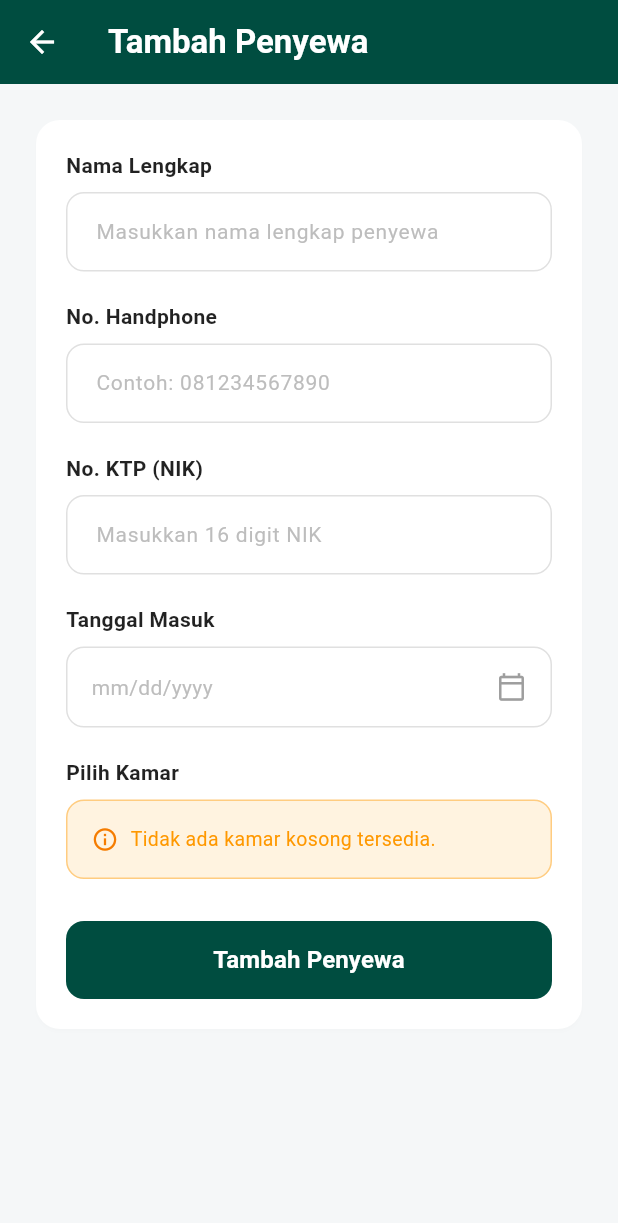
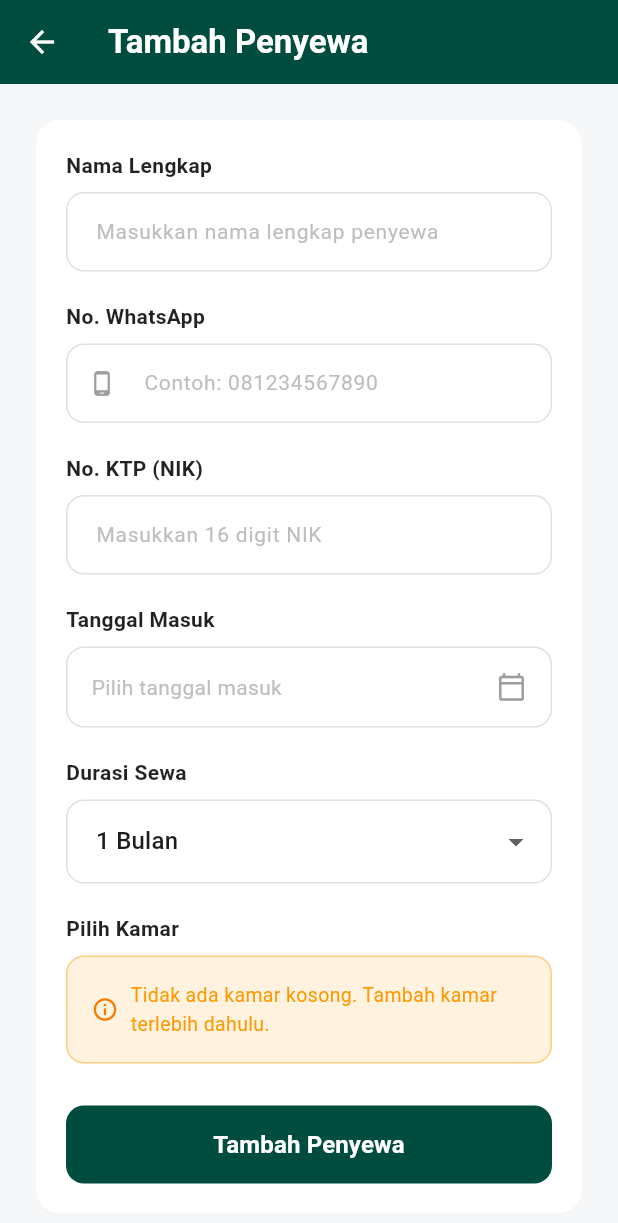
Before and after one commit to Vikri31/kosku, a Flutter app: the PenyewaFormScreen screen opened directly, on a phone screen of 412 x 824 dp. Shown: the top 1223 px of the screen. Run offline on Flutter 3.47's test engine with Material 3 defaults, Android fonts, the light colour scheme and no system bars; our stand-ins replace supabase_flutter; accounts and stored records are empty; network calls fail.

```diff
--- a/lib/screens/buku_kas/buku_kas_screen.dart
+++ b/lib/screens/buku_kas/buku_kas_screen.dart
@@ -97,6 +97,7 @@ class _BukuKasScreenState extends State<BukuKasScreen> {
         backgroundColor: primaryColor,
         elevation: 0,
         centerTitle: true,
+        automaticallyImplyLeading: false,
         iconTheme: const IconThemeData(color: Colors.white),
       ),
       body: StreamBuilder<List<Map<String, dynamic>>>(
--- a/lib/screens/kamar/kamar_list_screen.dart
+++ b/lib/screens/kamar/kamar_list_screen.dart
@@ -66,6 +66,7 @@ class _KamarListScreenState extends State<KamarListScreen> {
         backgroundColor: primaryColor,
         elevation: 0,
         centerTitle: true,
+        automaticallyImplyLeading: false,
       ),
       body: Column(
         crossAxisAlignment: CrossAxisAlignment.start,
--- a/lib/screens/kamar/penyewa_form_screen.dart
+++ b/lib/screens/kamar/penyewa_form_screen.dart
@@ -2,12 +2,17 @@ import 'package:flutter/material.dart';
 import 'package:flutter/services.dart';
 import 'package:supabase_flutter/supabase_flutter.dart';
 
+// Skema Supabase (aktif):
+// penyewa   : id_penyewa (int8 PK), nik (text), nomor_whatsapp (text), nama_lengkap (text)
+// sewa      : id_sewa (int8 PK), id_kamar (int8 FK), id_penyewa (int8 FK),
+//             tanggal_masuk (date), durasi_bulan (int4), status_sewa (text)
+
 class PenyewaFormScreen extends StatefulWidget {
-  /// If editing: pass penyewa and sewa data
+  /// Jika edit: kirim penyewaData dan sewaData
   final Map<String, dynamic>? penyewaData;
   final Map<String, dynamic>? sewaData;
 
-  /// Optionally pre-select a room
+  /// Opsional — preselect kamar tertentu
   final int? preselectedKamarId;
   final String? preselectedKamarNomor;
 
@@ -28,10 +33,11 @@ class _PenyewaFormScreenState extends State<PenyewaFormScreen> {
 
   final _formKey = GlobalKey<FormState>();
   final _namaController = TextEditingController();
-  final _phoneController = TextEditingController();
-  final _ktpController = TextEditingController();
+  final _waController = TextEditingController();   // nomor_whatsapp
+  final _nikController = TextEditingController();  // nik
 
   DateTime? _tanggalMasuk;
+  int _durasibulan = 1;
   int? _selectedKamarId;
 
   List<Map<String, dynamic>> _availableKamars = [];
@@ -45,13 +51,14 @@ class _PenyewaFormScreenState extends State<PenyewaFormScreen> {
     super.initState();
     if (_isEditMode) {
       _namaController.text = widget.penyewaData?['nama_lengkap'] ?? '';
-      _phoneController.text = widget.penyewaData?['no_hp'] ?? '';
-      _ktpController.text = widget.penyewaData?['no_ktp'] ?? '';
+      _waController.text   = widget.penyewaData?['nomor_whatsapp'] ?? '';
+      _nikController.text  = widget.penyewaData?['nik'] ?? '';
 
       final tanggalStr = widget.sewaData?['tanggal_masuk'];
       if (tanggalStr != null) {
         _tanggalMasuk = DateTime.tryParse(tanggalStr);
       }
+      _durasibulan = widget.sewaData?['durasi_bulan'] as int? ?? 1;
     }
 
     if (widget.preselectedKamarId != null) {
@@ -64,8 +71,8 @@ class _PenyewaFormScreenState extends State<PenyewaFormScreen> {
   @override
   void dispose() {
     _namaController.dispose();
-    _phoneController.dispose();
-    _ktpController.dispose();
+    _waController.dispose();
+    _nikController.dispose();
     super.dispose();
   }
 
@@ -73,17 +80,20 @@ class _PenyewaFormScreenState extends State<PenyewaFormScreen> {
     setState(() => _isLoadingKamars = true);
     try {
       final client = Supabase.instance.client;
-      // Load kosong rooms + the current room if editing
-      final query = client.from('kamar').select('id_kamar, nomor_kamar');
       final List<dynamic> result;
       if (_isEditMode && _selectedKamarId != null) {
-        // show all including current
-        result = await query.or('status_kamar.eq.Kosong,id_kamar.eq.$_selectedKamarId');
+        result = await client
+            .from('kamar')
+            .select('id_kamar, nomor_kamar')
+            .or('status_kamar.eq.Kosong,id_kamar.eq.$_selectedKamarId');
       } else {
-        result = await query.eq('status_kamar', 'Kosong');
+        result = await client
+            .from('kamar')
+            .select('id_kamar, nomor_kamar')
+            .eq('status_kamar', 'Kosong');
       }
       _availableKamars = List<Map<String, dynamic>>.from(result);
-    } catch (_) {
+    } catch (e) {
       _availableKamars = [];
     } finally {
       if (mounted) setState(() => _isLoadingKamars = false);
@@ -105,8 +115,7 @@ class _PenyewaFormScreenState extends State<PenyewaFormScreen> {
       initialDate: _tanggalMasuk ?? now,
       firstDate: DateTime(2020),
       lastDate: DateTime(now.year + 2),
-      builder: (context, child) {
-        return Theme(
+      builder: (context, child) => Theme(
         data: Theme.of(context).copyWith(
           colorScheme: const ColorScheme.light(
             primary: primaryColor,
@@ -115,103 +124,91 @@ class _PenyewaFormScreenState extends State<PenyewaFormScreen> {
           ),
         ),
         child: child!,
+      ),
     );
-      },
-    );
-    if (picked != null) {
-      setState(() => _tanggalMasuk = picked);
-    }
+    if (picked != null) setState(() => _tanggalMasuk = picked);
   }
 
   Future<void> _handleSimpan() async {
     if (!_formKey.currentState!.validate()) return;
     if (_tanggalMasuk == null) {
-      ScaffoldMessenger.of(context).showSnackBar(
-        const SnackBar(content: Text('Tanggal masuk wajib diisi'), backgroundColor: Colors.redAccent),
-      );
+      _showSnack('Tanggal masuk wajib diisi', isError: true);
       return;
     }
     if (_selectedKamarId == null) {
-      ScaffoldMessenger.of(context).showSnackBar(
-        const SnackBar(content: Text('Pilih kamar terlebih dahulu'), backgroundColor: Colors.redAccent),
-      );
+      _showSnack('Pilih kamar terlebih dahulu', isError: true);
       return;
     }
 
     setState(() => _isLoading = true);
     try {
       final client = Supabase.instance.client;
-      final nama = _namaController.text.trim();
-      final phone = _phoneController.text.trim();
-      final ktp = _ktpController.text.trim();
-      final tanggalMasukStr = _tanggalMasuk!.toIso8601String().split('T').first;
-
-      // Calculate jatuh tempo: 1 month from tanggal masuk
-      final jatuhTempo = DateTime(
-        _tanggalMasuk!.year,
-        _tanggalMasuk!.month + 1,
-        _tanggalMasuk!.day,
-      );
-      final jatuhTempoStr = jatuhTempo.toIso8601String().split('T').first;
-
-      int penyewaId;
+      final nama  = _namaController.text.trim();
+      final wa    = _waController.text.trim();
+      final nik   = _nikController.text.trim();
+      final tglMasuk = _tanggalMasuk!.toIso8601String().split('T').first;
 
       if (_isEditMode) {
-        // Update penyewa
-        penyewaId = widget.penyewaData!['id_penyewa'] as int;
+        // ── UPDATE penyewa ──
+        final penyewaId = widget.penyewaData!['id_penyewa'];
         await client.from('penyewa').update({
-          'nama_lengkap': nama,
-          'no_hp': phone,
-          'no_ktp': ktp,
+          'nama_lengkap'   : nama,
+          'nomor_whatsapp' : wa,
+          'nik'            : nik,
         }).eq('id_penyewa', penyewaId);
 
-        // Update sewa
-        final sewaId = widget.sewaData!['id_sewa'] as int;
+        // ── UPDATE sewa ──
+        final sewaId = widget.sewaData!['id_sewa'];
         await client.from('sewa').update({
-          'id_kamar': _selectedKamarId,
-          'tanggal_masuk': tanggalMasukStr,
-          'tanggal_jatuh_tempo': jatuhTempoStr,
+          'id_kamar'      : _selectedKamarId,
+          'tanggal_masuk' : tglMasuk,
+          'durasi_bulan'  : _durasibulan,
         }).eq('id_sewa', sewaId);
       } else {
-        // Insert new penyewa
-        final penyewaResult = await client.from('penyewa').insert({
-          'nama_lengkap': nama,
-          'no_hp': phone,
-          'no_ktp': ktp,
+        // ── INSERT penyewa baru ──
+        final penyewaRes = await client.from('penyewa').insert({
+          'nama_lengkap'   : nama,
+          'nomor_whatsapp' : wa,
+          'nik'            : nik,
         }).select().single();
-        penyewaId = penyewaResult['id_penyewa'] as int;
 
-        // Insert new sewa
+        final penyewaId = penyewaRes['id_penyewa'];
+
+        // ── INSERT sewa baru ──
         await client.from('sewa').insert({
-          'id_penyewa': penyewaId,
-          'id_kamar': _selectedKamarId,
-          'tanggal_masuk': tanggalMasukStr,
-          'tanggal_jatuh_tempo': jatuhTempoStr,
-          'status_sewa': 'Aktif',
+          'id_penyewa'    : penyewaId,
+          'id_kamar'      : _selectedKamarId,
+          'tanggal_masuk' : tglMasuk,
+          'durasi_bulan'  : _durasibulan,
+          'status_sewa'   : 'Aktif',
         });
 
-        // Update kamar status to Terisi
-        await client.from('kamar').update({'status_kamar': 'Terisi'}).eq('id_kamar', _selectedKamarId!);
+        // ── Update status kamar → Terisi ──
+        await client
+            .from('kamar')
+            .update({'status_kamar': 'Terisi'})
+            .eq('id_kamar', _selectedKamarId!);
       }
 
       if (mounted) {
-        ScaffoldMessenger.of(context).showSnackBar(
-          SnackBar(
-            content: Text(_isEditMode ? 'Data penyewa berhasil diperbarui!' : 'Penyewa berhasil ditambahkan!'),
-            backgroundColor: Colors.green,
-          ),
+        _showSnack(
+          _isEditMode ? 'Data penyewa berhasil diperbarui!' : 'Penyewa berhasil ditambahkan!',
         );
         Navigator.pop(context);
       }
     } catch (e) {
-      if (mounted) {
-        ScaffoldMessenger.of(context).showSnackBar(
-          SnackBar(content: Text('Gagal menyimpan: $e'), backgroundColor: Colors.redAccent),
-        );
-      }
+      if (mounted) _showSnack('Gagal menyimpan: $e', isError: true);
     } finally {
       if (mounted) setState(() => _isLoading = false);
     }
+  }
+
+  void _showSnack(String msg, {bool isError = false}) {
+    ScaffoldMessenger.of(context).showSnackBar(SnackBar(
+      content: Text(msg),
+      backgroundColor: isError ? Colors.redAccent : Colors.green,
+      behavior: SnackBarBehavior.floating,
+    ));
   }
 
   @override
@@ -234,7 +231,6 @@ class _PenyewaFormScreenState extends State<PenyewaFormScreen> {
           key: _formKey,
           child: Column(
             children: [
-              // --- MAIN FORM CARD ---
               Card(
                 color: Colors.white,
                 elevation: 1,
@@ -245,13 +241,13 @@ class _PenyewaFormScreenState extends State<PenyewaFormScreen> {
                   child: Column(
                     crossAxisAlignment: CrossAxisAlignment.start,
                     children: [
-                      // Nama Lengkap
-                      _buildFieldLabel('Nama Lengkap'),
-                      _buildTextField(
+
+                      // ── Nama Lengkap ──
+                      _label('Nama Lengkap'),
+                      _textField(
                         controller: _namaController,
                         hint: 'Masukkan nama lengkap penyewa',
                         keyboardType: TextInputType.name,
-                        inputFormatters: [],
                         validator: (v) {
                           if (v == null || v.trim().isEmpty) return 'Nama tidak boleh kosong';
                           return null;
@@ -259,25 +255,26 @@ class _PenyewaFormScreenState extends State<PenyewaFormScreen> {
                       ),
                       const SizedBox(height: 20),
 
-                      // No. Handphone
-                      _buildFieldLabel('No. Handphone'),
-                      _buildTextField(
-                        controller: _phoneController,
+                      // ── No. WhatsApp ──
+                      _label('No. WhatsApp'),
+                      _textField(
+                        controller: _waController,
                         hint: 'Contoh: 081234567890',
                         keyboardType: TextInputType.phone,
                         inputFormatters: [FilteringTextInputFormatter.digitsOnly],
                         validator: (v) {
-                          if (v == null || v.trim().isEmpty) return 'No. HP tidak boleh kosong';
-                          if (v.length < 10) return 'No. HP tidak valid';
+                          if (v == null || v.trim().isEmpty) return 'No. WhatsApp tidak boleh kosong';
+                          if (v.length < 10) return 'No. WhatsApp tidak valid';
                           return null;
                         },
+                        prefixIcon: const Icon(Icons.phone_android_outlined, size: 18, color: Colors.grey),
                       ),
                       const SizedBox(height: 20),
 
-                      // No. KTP
-                      _buildFieldLabel('No. KTP (NIK)'),
-                      _buildTextField(
-                        controller: _ktpController,
+                      // ── NIK ──
+                      _label('No. KTP (NIK)'),
+                      _textField(
+                        controller: _nikController,
                         hint: 'Masukkan 16 digit NIK',
                         keyboardType: TextInputType.number,
                         inputFormatters: [
@@ -285,15 +282,15 @@ class _PenyewaFormScreenState extends State<PenyewaFormScreen> {
                           LengthLimitingTextInputFormatter(16),
                         ],
                         validator: (v) {
-                          if (v == null || v.trim().isEmpty) return 'No. KTP tidak boleh kosong';
+                          if (v == null || v.trim().isEmpty) return 'NIK tidak boleh kosong';
                           if (v.length != 16) return 'NIK harus 16 digit';
                           return null;
                         },
                       ),
                       const SizedBox(height: 20),
 
-                      // Tanggal Masuk
-                      _buildFieldLabel('Tanggal Masuk'),
+                      // ── Tanggal Masuk ──
+                      _label('Tanggal Masuk'),
                       GestureDetector(
                         onTap: _pickDate,
                         child: Container(
@@ -308,9 +305,7 @@ class _PenyewaFormScreenState extends State<PenyewaFormScreen> {
                             children: [
                               Expanded(
                                 child: Text(
-                                  _tanggalMasuk != null
-                                      ? _formatDate(_tanggalMasuk!)
-                                      : 'mm/dd/yyyy',
+                                  _tanggalMasuk != null ? _formatDate(_tanggalMasuk!) : 'Pilih tanggal masuk',
                                   style: TextStyle(
                                     fontSize: 14,
                                     color: _tanggalMasuk != null ? Colors.black87 : Colors.grey[400],
@@ -324,8 +319,21 @@ class _PenyewaFormScreenState extends State<PenyewaFormScreen> {
                       ),
                       const SizedBox(height: 20),
 
-                      // Pilih Kamar
-                      _buildFieldLabel('Pilih Kamar'),
+                      // ── Durasi Sewa (bulan) ──
+                      _label('Durasi Sewa'),
+                      DropdownButtonFormField<int>(
+                        value: _durasibulan,
+                        items: List.generate(12, (i) {
+                          final val = i + 1;
+                          return DropdownMenuItem(value: val, child: Text('$val Bulan'));
+                        }),
+                        decoration: _dropdownDecoration(),
+                        onChanged: (v) { if (v != null) setState(() => _durasibulan = v); },
+                      ),
+                      const SizedBox(height: 20),
+
+                      // ── Pilih Kamar ──
+                      _label('Pilih Kamar'),
                       _isLoadingKamars
                           ? const Center(
                               child: Padding(
@@ -348,7 +356,7 @@ class _PenyewaFormScreenState extends State<PenyewaFormScreen> {
                                       const SizedBox(width: 8),
                                       const Expanded(
                                         child: Text(
-                                          'Tidak ada kamar kosong tersedia.',
+                                          'Tidak ada kamar kosong. Tambah kamar terlebih dahulu.',
                                           style: TextStyle(color: Colors.orange, fontSize: 13),
                                         ),
                                       ),
@@ -356,44 +364,20 @@ class _PenyewaFormScreenState extends State<PenyewaFormScreen> {
                                   ),
                                 )
                               : DropdownButtonFormField<int>(
-                                  initialValue: _selectedKamarId,
-                                  hint: Text(
-                                    'Pilih kamar kosong',
-                                    style: TextStyle(color: Colors.grey[400], fontSize: 14),
-                                  ),
+                                  value: _selectedKamarId,
+                                  hint: Text('Pilih kamar kosong', style: TextStyle(color: Colors.grey[400], fontSize: 14)),
                                   items: _availableKamars.map((kamar) {
                                     final id = kamar['id_kamar'] as int;
                                     final nomor = kamar['nomor_kamar'] as String;
-                                    return DropdownMenuItem<int>(
-                                      value: id,
-                                      child: Text('Kamar $nomor'),
-                                    );
+                                    return DropdownMenuItem<int>(value: id, child: Text('Kamar $nomor'));
                                   }).toList(),
-                                  decoration: InputDecoration(
-                                    contentPadding: const EdgeInsets.symmetric(horizontal: 16, vertical: 16),
-                                    border: OutlineInputBorder(
-                                      borderRadius: BorderRadius.circular(12),
-                                      borderSide: BorderSide(color: Colors.grey[300]!),
-                                    ),
-                                    enabledBorder: OutlineInputBorder(
-                                      borderRadius: BorderRadius.circular(12),
-                                      borderSide: BorderSide(color: Colors.grey[300]!),
-                                    ),
-                                    focusedBorder: OutlineInputBorder(
-                                      borderRadius: BorderRadius.circular(12),
-                                      borderSide: const BorderSide(color: primaryColor, width: 1.5),
-                                    ),
-                                  ),
-                                  onChanged: (value) {
-                                    setState(() {
-                                      _selectedKamarId = value;
-                                    });
-                                  },
+                                  decoration: _dropdownDecoration(),
+                                  onChanged: (v) => setState(() => _selectedKamarId = v),
                                   validator: (v) => v == null ? 'Pilih kamar terlebih dahulu' : null,
                                 ),
                       const SizedBox(height: 28),
 
-                      // --- SUBMIT BUTTON ---
+                      // ── Tombol Simpan ──
                       SizedBox(
                         width: double.infinity,
                         height: 52,
@@ -429,22 +413,27 @@ class _PenyewaFormScreenState extends State<PenyewaFormScreen> {
     );
   }
 
-  Widget _buildFieldLabel(String label) {
-    return Padding(
+  // ── Helpers ────────────────────────────────
+
+  Widget _label(String text) => Padding(
         padding: const EdgeInsets.only(bottom: 8),
-      child: Text(
-        label,
-        style: const TextStyle(fontSize: 14, fontWeight: FontWeight.w600, color: Colors.black87),
-      ),
+        child: Text(text, style: const TextStyle(fontSize: 14, fontWeight: FontWeight.w600, color: Colors.black87)),
       );
-  }
 
-  Widget _buildTextField({
+  InputDecoration _dropdownDecoration() => InputDecoration(
+        contentPadding: const EdgeInsets.symmetric(horizontal: 16, vertical: 16),
+        border: OutlineInputBorder(borderRadius: BorderRadius.circular(12), borderSide: BorderSide(color: Colors.grey[300]!)),
+        enabledBorder: OutlineInputBorder(borderRadius: BorderRadius.circular(12), borderSide: BorderSide(color: Colors.grey[300]!)),
+        focusedBorder: const OutlineInputBorder(borderRadius: BorderRadius.all(Radius.circular(12)), borderSide: BorderSide(color: primaryColor, width: 1.5)),
+      );
+
+  Widget _textField({
     required TextEditingController controller,
     required String hint,
     TextInputType keyboardType = TextInputType.text,
     List<TextInputFormatter> inputFormatters = const [],
     String? Function(String?)? validator,
+    Widget? prefixIcon,
   }) {
     return TextFormField(
       controller: controller,
@@ -454,27 +443,13 @@ class _PenyewaFormScreenState extends State<PenyewaFormScreen> {
       decoration: InputDecoration(
         hintText: hint,
         hintStyle: TextStyle(color: Colors.grey[400], fontSize: 14),
+        prefixIcon: prefixIcon,
         contentPadding: const EdgeInsets.symmetric(horizontal: 16, vertical: 16),
-        border: OutlineInputBorder(
-          borderRadius: BorderRadius.circular(12),
-          borderSide: BorderSide(color: Colors.grey[300]!),
-        ),
-        enabledBorder: OutlineInputBorder(
-          borderRadius: BorderRadius.circular(12),
-          borderSide: BorderSide(color: Colors.grey[300]!),
-        ),
-        focusedBorder: OutlineInputBorder(
-          borderRadius: BorderRadius.circular(12),
-          borderSide: const BorderSide(color: primaryColor, width: 1.5),
-        ),
-        errorBorder: OutlineInputBorder(
-          borderRadius: BorderRadius.circular(12),
-          borderSide: const BorderSide(color: Colors.redAccent),
-        ),
-        focusedErrorBorder: OutlineInputBorder(
-          borderRadius: BorderRadius.circular(12),
-          borderSide: const BorderSide(color: Colors.redAccent, width: 1.5),
-        ),
+        border: OutlineInputBorder(borderRadius: BorderRadius.circular(12), borderSide: BorderSide(color: Colors.grey[300]!)),
+        enabledBorder: OutlineInputBorder(borderRadius: BorderRadius.circular(12), borderSide: BorderSide(color: Colors.grey[300]!)),
+        focusedBorder: const OutlineInputBorder(borderRadius: BorderRadius.all(Radius.circular(12)), borderSide: BorderSide(color: primaryColor, width: 1.5)),
+        errorBorder: OutlineInputBorder(borderRadius: BorderRadius.circular(12), borderSide: const BorderSide(color: Colors.redAccent)),
+        focusedErrorBorder: OutlineInputBorder(borderRadius: BorderRadius.circular(12), borderSide: const BorderSide(color: Colors.redAccent, width: 1.5)),
       ),
       validator: validator,
     );
--- a/lib/screens/profile/profile_screen.dart
+++ b/lib/screens/profile/profile_screen.dart
@@ -190,6 +190,7 @@ class _ProfileScreenState extends State<ProfileScreen> {
         centerTitle: true,
         backgroundColor: primaryColor,
         elevation: 0,
+        automaticallyImplyLeading: false,
         shape: const RoundedRectangleBorder(
           borderRadius: BorderRadius.vertical(
             bottom: Radius.circular(20),
--- a/lib/screens/transaksi/daftar_transaksi.dart
+++ b/lib/screens/transaksi/daftar_transaksi.dart
@@ -18,6 +18,7 @@ class DaftarTransaksiScreen extends StatelessWidget {
         ),
         centerTitle: true,
         elevation: 0,
+        automaticallyImplyLeading: false,
         backgroundColor: transaksiPrimaryColor,
       ),
       body: SafeArea(
```
Also changed, not shown: lib/screens/kamar/kamar_detail_screen.dart (+29 -16 lines). Lines whose indentation alone changed are shown as unchanged.
